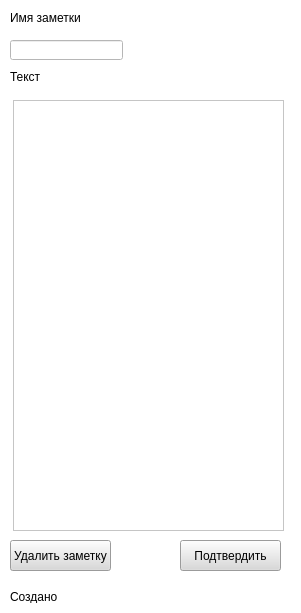
Old version of the form Editorial_form.ui in the repository Dem1art/Project-PyQt5.
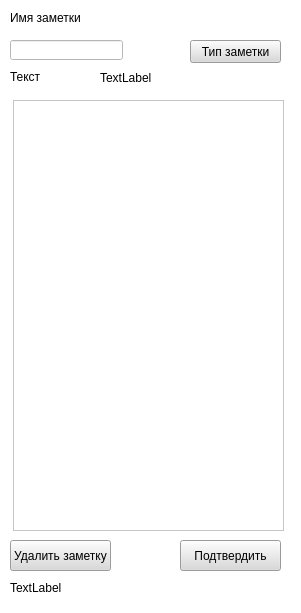
New version of the form.

Commit message: Проект на финальной стадии. проблема с поиск формой, и формой редакции

The edit to the form file:
```diff
--- a/Editorial_form.ui
+++ b/Editorial_form.ui
@@ -112,17 +112,46 @@
     <string>Подтвердить</string>
    </property>
   </widget>
+  <widget class="QPushButton" name="type_button">
+   <property name="geometry">
+    <rect>
+     <x>190</x>
+     <y>40</y>
+     <width>91</width>
+     <height>23</height>
+    </rect>
+   </property>
+   <property name="styleSheet">
+    <string notr="true">background-color: rgb(217, 217, 217);</string>
+   </property>
+   <property name="text">
+    <string>Тип заметки</string>
+   </property>
+  </widget>
   <widget class="QLabel" name="label_3">
    <property name="geometry">
     <rect>
+     <x>100</x>
+     <y>70</y>
+     <width>161</width>
+     <height>16</height>
+    </rect>
+   </property>
+   <property name="text">
+    <string>TextLabel</string>
+   </property>
+  </widget>
+  <widget class="QLabel" name="label_4">
+   <property name="geometry">
+    <rect>
      <x>10</x>
-     <y>590</y>
-     <width>47</width>
-     <height>13</height>
+     <y>580</y>
+     <width>271</width>
+     <height>16</height>
     </rect>
    </property>
    <property name="text">
-    <string>Создано:</string>
+    <string>TextLabel</string>
    </property>
   </widget>
  </widget>
```
The commit also changes 1 other file.
